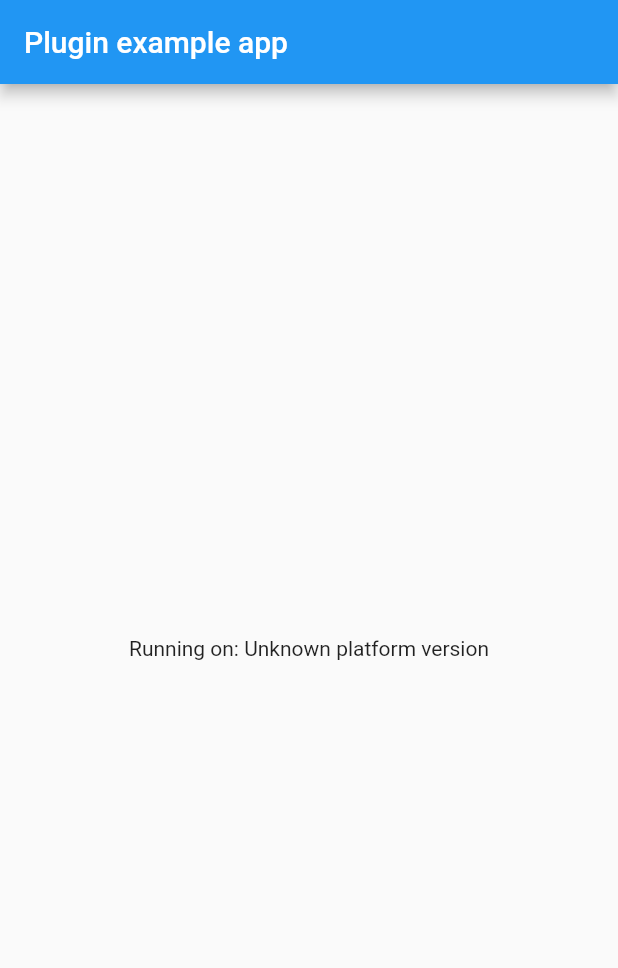
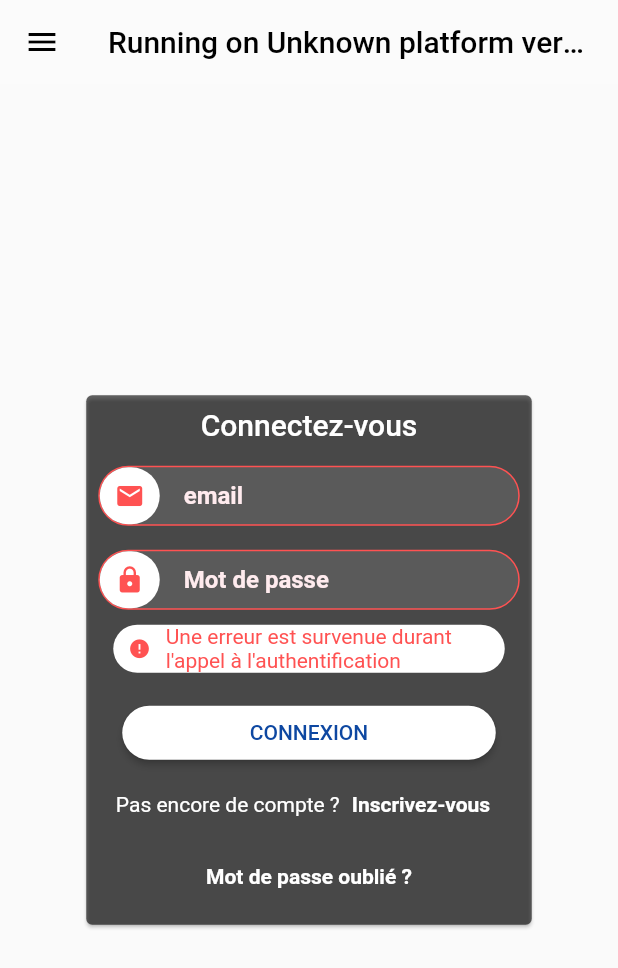
Before and after one commit to benoit-fontaine/freelance, a Flutter app: the screen it shows after launch, on a phone screen of 412 x 824 dp. Shown: the top 968 px of the screen. Run offline on Flutter 3.47's test engine with Material 2 defaults, Android fonts, the phone set to English and light mode, and no system bars; our stand-ins replace firebase_storage, flutter_markdown, plugin_platform_interface; missing offline and left inert: dart:html; accounts and stored records are empty.

Commit message:
feat(auth): Create profile inputs and login form

```diff
--- a/example/lib/main.dart
+++ b/example/lib/main.dart
@@ -3,6 +3,8 @@ import 'dart:async';
 
 import 'package:flutter/services.dart';
 import 'package:freelance/method_channels/freelance.dart';
+import 'package:freelance/widgets/profile/login_form.dart';
+import 'package:freelance/widgets/profile/profile_resumed.dart';
 
 void main() {
   runApp(const MyApp());
@@ -31,8 +33,8 @@ class _MyAppState extends State<MyApp> {
     // Platform messages may fail, so we use a try/catch PlatformException.
     // We also handle the message potentially returning null.
     try {
-      platformVersion =
-          await _freelancePlugin.getPlatformVersion() ?? 'Unknown platform version';
+      platformVersion = await _freelancePlugin.getPlatformVersion() ??
+          'Unknown platform version';
     } on PlatformException {
       platformVersion = 'Failed to get platform version.';
     }
@@ -52,10 +54,71 @@ class _MyAppState extends State<MyApp> {
     return MaterialApp(
       home: Scaffold(
         appBar: AppBar(
-          title: const Text('Plugin example app'),
+          title: Text(
+              'Running on $_platformVersion',
+            style: Theme.of(context).textTheme.titleLarge?.copyWith(color: Colors.black),
+          ),
+          backgroundColor: const Color.fromRGBO(255, 255, 255, .2),
+          shadowColor: const Color.fromRGBO(255, 255, 255, 0),
+          centerTitle: true,
+          leading: Builder(
+            builder: (BuildContext context) {
+              return IconButton(
+                icon: const Icon(Icons.menu, color: Colors.black,),
+                onPressed: () {
+                  Scaffold.of(context).openDrawer(); // Ouvrir le Drawer
+                },
+                tooltip: MaterialLocalizations.of(context).openAppDrawerTooltip,
+              );
+            },
+          ),
+        ),
+        drawer: Drawer(
+          child: ListView(
+            padding: EdgeInsets.zero,
+            children: [
+              const DrawerHeader(
+                decoration: BoxDecoration(color: Colors.blue),
+                child: Text(
+                  'Menu',
+                  style: TextStyle(color: Colors.white, fontSize: 24),
+                ),
+              ),
+              ListTile(
+                leading: Icon(Icons.home),
+                title: Text('Accueil'),
+                onTap: () {
+                  Navigator.pop(context);
+                },
+              ),
+              ListTile(
+                leading: Icon(Icons.settings),
+                title: Text('Paramètres'),
+                onTap: () {
+                  Navigator.pop(context);
+                },
+              ),
+              ListTile(
+                leading: Icon(Icons.logout),
+                title: Text('Déconnexion'),
+                onTap: () {
+                  Navigator.pop(context);
+                },
+              ),
+            ],
+          ),
         ),
         body: Center(
-          child: Text('Running on: $_platformVersion\n'),
+          child: SizedBox(
+            width: 305,
+            child: LoginForm(
+              title: "Connectez-vous",
+              goForgivenPassword: () {},
+              doLogin: (usr, pwd) {},
+              goSubscribe: () {},
+              errorMessage: "Une erreur est survenue durant l'appel à l'authentification",
+            )
+          ),
         ),
       ),
     );
--- /dev/null
+++ b/lib/widgets/landing_page.dart
@@ -0,0 +1,6 @@
+export 'landing_page/slides_presentation.dart';
+export 'landing_page/cover/cover_view.dart';
+export 'landing_page/cover/download_links.dart';
+export 'landing_page/categories/category_model.dart';
+export 'landing_page/categories/category_view.dart';
+export 'landing_page/categories/categories_list.dart';
--- /dev/null
+++ b/lib/widgets/profile/forgiven_password_button.dart
@@ -0,0 +1,34 @@
+import 'package:flutter/material.dart';
+import 'package:freelance/widgets/profile/form_events.dart';
+
+import 'signup_button.dart';
+
+class ForgivenPasswordButton extends StatelessWidget {
+  final OnClick onClick;
+  const ForgivenPasswordButton({
+    Key? key,
+    required this.onClick,
+  }) : super(key: key);
+
+  @override
+  Widget build(BuildContext context) {
+    return SizedBox(
+      width: double.infinity,
+      child: Row(
+        mainAxisAlignment: MainAxisAlignment.center,
+        children: [
+          TextButton(
+            onPressed: onClick,
+            child: Text(
+              "Mot de passe oublié ?",
+              style: Theme.of(context)
+                  .textTheme
+                  .bodyMedium
+                  ?.copyWith(color: Colors.white, fontWeight: FontWeight.bold),
+            ),
+          )
+        ],
+      ),
+    );
+  }
+}
--- /dev/null
+++ b/lib/widgets/profile/form_events.dart
@@ -0,0 +1,4 @@
+typedef OnChange<T> = void Function(T data);
+typedef OnClick = void Function();
+typedef DoLoginWithCredentials = void Function(
+    String username, String password);
--- /dev/null
+++ b/lib/widgets/profile/form_title.dart
@@ -0,0 +1,34 @@
+import 'package:flutter/material.dart';
+
+class FormTitle extends StatelessWidget {
+  final String? title;
+
+  const FormTitle({
+    Key? key,
+    this.title,
+  }) : super(key: key);
+
+  Widget titleToWidget(BuildContext context) {
+    if (title != null) {
+      return Text(
+        title!,
+        overflow: TextOverflow.fade,
+        textAlign: TextAlign.center,
+        style: Theme.of(context).textTheme.titleLarge?.copyWith(
+              color: Colors.white,
+            ),
+      );
+    }
+    return const SizedBox(
+      height: 1,
+    );
+  }
+
+  @override
+  Widget build(BuildContext context) {
+    return SizedBox(
+      width: double.infinity,
+      child: titleToWidget(context),
+    );
+  }
+}
--- /dev/null
+++ b/lib/widgets/profile/input_text.dart
@@ -0,0 +1,76 @@
+import 'package:flutter/material.dart';
+
+class InputText extends StatelessWidget {
+  final IconData icon;
+  final String label;
+  final TextEditingController controller;
+  final TextInputType keyboardType;
+  final bool isOnError;
+  final bool isPassword;
+
+  const InputText({
+    Key? key,
+    required this.icon,
+    required this.label,
+    required this.controller,
+    this.keyboardType = TextInputType.text,
+    this.isOnError = false,
+    this.isPassword = false,
+  }) : super(key: key);
+
+  @override
+  Widget build(BuildContext context) {
+    Color borderColor = isOnError ? Colors.redAccent : Colors.white30;
+    Color iconColor = isOnError ? Colors.redAccent : Colors.blue.shade900;
+    Color textColor = isOnError ? Colors.red.shade50 : Colors.white;
+
+    return Container(
+      decoration: BoxDecoration(
+        border: Border.all(color: borderColor, width: 1),
+        borderRadius: BorderRadius.circular(30),
+        color: const Color.fromRGBO(255, 255, 255, 0.1),
+      ),
+      height: 40,
+      child: Row(
+        children: [
+          Container(
+            height: 40,
+            width: 40,
+            decoration: BoxDecoration(
+              borderRadius: BorderRadius.circular(20),
+              color: Colors.white,
+            ),
+            child: Icon(
+              icon,
+              size: 20,
+              color: iconColor,
+            ),
+          ),
+          SizedBox(
+            height: 40,
+            width: 150,
+            child: Padding(
+              padding: const EdgeInsets.only(left: 16),
+              child: TextField(
+                controller: controller,
+                keyboardType: keyboardType,
+                textAlign: TextAlign.left,
+                style: Theme.of(context).textTheme.labelLarge?.copyWith(
+                    fontSize: 14, color: textColor, fontWeight: FontWeight.bold),
+                obscureText: isPassword,
+                decoration: InputDecoration(
+                  hintText: label,
+                  hintStyle: Theme.of(context).textTheme.displaySmall?.copyWith(
+                      fontSize: 16,
+                      color: textColor,
+                      fontWeight: FontWeight.bold),
+                  border: InputBorder.none,
+                ),
+              ),
+            ),
+          ),
+        ],
+      ),
+    );
+  }
+}
--- /dev/null
+++ b/lib/widgets/profile/login_bottom_signup.dart
@@ -0,0 +1,32 @@
+import 'package:flutter/material.dart';
+import 'package:freelance/widgets/profile/form_events.dart';
+
+import 'signup_button.dart';
+
+class LoginBottomSignup extends StatelessWidget {
+  final OnClick onSignupRequest;
+  const LoginBottomSignup({
+    Key? key,
+    required this.onSignupRequest,
+  }) : super(key: key);
+
+  @override
+  Widget build(BuildContext context) {
+    return SizedBox(
+      width: double.infinity,
+      child: Row(
+        mainAxisAlignment: MainAxisAlignment.center,
+        children: [
+          Text(
+            'Pas encore de compte ?',
+            style: Theme.of(context)
+                .textTheme
+                .bodyMedium
+                ?.copyWith(color: Colors.white),
+          ),
+          SignupButton(onClick: onSignupRequest,),
+        ],
+      ),
+    );
+  }
+}
--- /dev/null
+++ b/lib/widgets/profile/login_form.dart
@@ -0,0 +1,156 @@
+import 'package:flutter/material.dart';
+
+import 'forgiven_password_button.dart';
+import 'form_events.dart';
+import 'form_title.dart';
+import 'input_text.dart';
+import 'login_bottom_signup.dart';
+import 'white_button.dart';
+import 'separator.dart';
+
+class LoginForm extends StatelessWidget {
+  final String? title;
+  final DoLoginWithCredentials doLogin;
+  final OnClick? goSubscribe;
+  final OnClick goForgivenPassword;
+  final String? errorMessage;
+
+  const LoginForm({
+    Key? key,
+    this.title,
+    required this.doLogin,
+    this.goSubscribe,
+    required this.goForgivenPassword,
+    this.errorMessage,
+  }) : super(key: key);
+
+  @override
+  Widget build(BuildContext context) {
+    var username = TextEditingController();
+    var password = TextEditingController();
+    return Center(
+      child: Card(
+        color: const Color.fromRGBO(0, 0, 0, 0.6),
+        child: Padding(
+          padding: const EdgeInsets.all(8),
+          child: Column(
+            mainAxisAlignment: MainAxisAlignment.center,
+            crossAxisAlignment: CrossAxisAlignment.center,
+            mainAxisSize: MainAxisSize.min,
+            children: [
+              FormTitle(
+                title: title,
+              ),
+              const Separator(),
+              InputText(
+                icon: Icons.email,
+                label: "email",
+                keyboardType: TextInputType.emailAddress,
+                controller: username,
+                isOnError: errorMessage != null,
+              ),
+              const Separator(),
+              InputText(
+                icon: Icons.lock,
+                label: "Mot de passe",
+                keyboardType: TextInputType.visiblePassword,
+                isPassword: true,
+                controller: password,
+                isOnError: errorMessage != null,
+              ),
+              ErrorMessage(
+                errorMessage: errorMessage,
+              ),
+              const Separator(),
+              WhiteButton(
+                label: "Connexion",
+                onClick: () {
+                  doLogin(username.text, password.text);
+                },
+              ),
+              SignupOrNull(
+                goSubscribe: goSubscribe,
+              ),
+              ForgivenPasswordButton(onClick: goForgivenPassword),
+            ],
+          ),
+        ),
+      ),
+    );
+  }
+}
+
+class ErrorMessage extends StatelessWidget {
+  final String? errorMessage;
+
+  const ErrorMessage({
+    Key? key,
+    this.errorMessage,
+  }) : super(key: key);
+
+  @override
+  Widget build(BuildContext context) {
+    if (errorMessage != null) {
+      return Padding(
+        padding: const EdgeInsets.only(top: 10, left: 10, right: 10),
+        child: Container(
+          decoration: BoxDecoration(
+            color: Colors.white,
+            borderRadius: BorderRadius.circular(16),
+          ),
+          child: Row(
+            mainAxisAlignment: MainAxisAlignment.center,
+            children: [
+              const SizedBox(
+                width: 10,
+              ),
+              const Icon(
+                Icons.error,
+                size: 15,
+                color: Colors.redAccent,
+              ),
+              const SizedBox(
+                width: 10,
+              ),
+              Expanded(
+                child: Text(
+                  errorMessage!,
+                  overflow: TextOverflow.fade,
+                  style: Theme.of(context)
+                      .textTheme
+                      .bodyMedium
+                      ?.copyWith(color: Colors.redAccent),
+                ),
+              ),
+            ],
+          ),
+        ),
+      );
+    }
+    return const SizedBox(height: 0);
+  }
+}
+
+class SignupOrNull extends StatelessWidget {
+  final OnClick? goSubscribe;
+
+  const SignupOrNull({
+    Key? key,
+    this.goSubscribe,
+  }) : super(key: key);
+
+  @override
+  Widget build(BuildContext context) {
+    if (goSubscribe == null) {
+      return const SizedBox(
+        height: 1,
+      );
+    }
+
+    return LoginBottomSignup(
+      onSignupRequest: () {
+        goSubscribe!();
+      },
+    );
+  }
+}
--- /dev/null
+++ b/lib/widgets/profile/signup_button.dart
@@ -0,0 +1,24 @@
+import 'package:flutter/material.dart';
+import 'package:freelance/widgets/profile/form_events.dart';
+
+class SignupButton extends StatelessWidget {
+  final OnClick onClick;
+  const SignupButton({
+    Key? key,
+    required this.onClick,
+  }) : super(key: key);
+
+  @override
+  Widget build(BuildContext context) {
+    return TextButton(
+      onPressed: () {},
+      child: Text(
+        "Inscrivez-vous",
+        style: Theme.of(context)
+            .textTheme
+            .bodyMedium
+            ?.copyWith(color: Colors.white, fontWeight: FontWeight.bold),
+      ),
+    );
+  }
+}
--- /dev/null
+++ b/lib/widgets/profile/white_button.dart
@@ -0,0 +1,37 @@
+import 'package:flutter/material.dart';
+import 'package:freelance/widgets/profile/form_events.dart';
+
+class WhiteButton extends StatelessWidget {
+  final String label;
+  final OnClick onClick;
+
+  const WhiteButton({
+    Key? key,
+    required this.label,
+    required this.onClick,
+  }) : super(key: key);
+
+  @override
+  Widget build(BuildContext context) {
+    return Container(
+      width: double.infinity,
+      padding: const EdgeInsets.symmetric(horizontal: 16),
+      child: ElevatedButton(
+        style: ElevatedButton.styleFrom(
+          backgroundColor: Colors.white,
+          shape: const RoundedRectangleBorder(
+            borderRadius: BorderRadius.all(Radius.circular(30)),
+          ),
+        ),
+        onPressed: onClick,
+        child: Text(
+          label.toUpperCase(),
+          style: TextStyle(
+            color: Colors.blue.shade900,
+            fontSize: 14.0,
+          ),
+        ),
+      ),
+    );
+  }
+}
```
Also changed, not shown: lib/extensions/image_provider_extensions.dart (added, +9 -0 lines), lib/models/result.dart (added, +37 -0 lines), lib/widgets/landing_page/categories/category_view.dart (+15 -5 lines), lib/widgets/profile.dart (added, +11 -0 lines), lib/widgets/profile/form_label.dart (added, +38 -0 lines), lib/widgets/profile/profile_resumed.dart (added, +58 -0 lines), lib/widgets/profile/separator.dart (added, +10 -0 lines), pubspec.yaml (+4 -4 lines), example/pubspec.lock, 3 other files.
